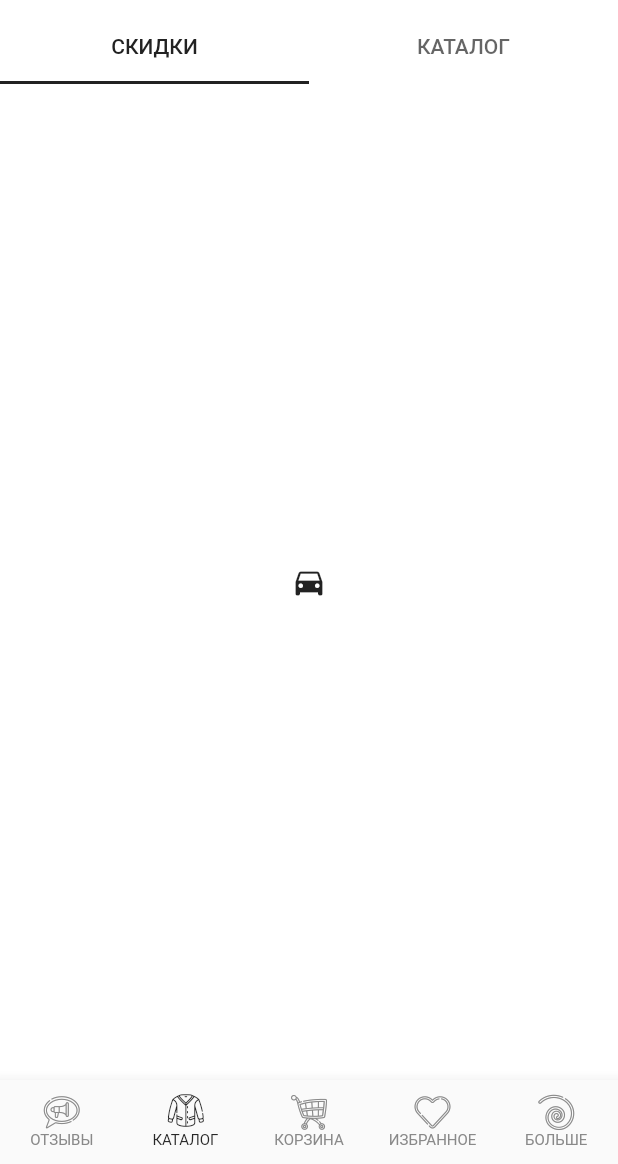
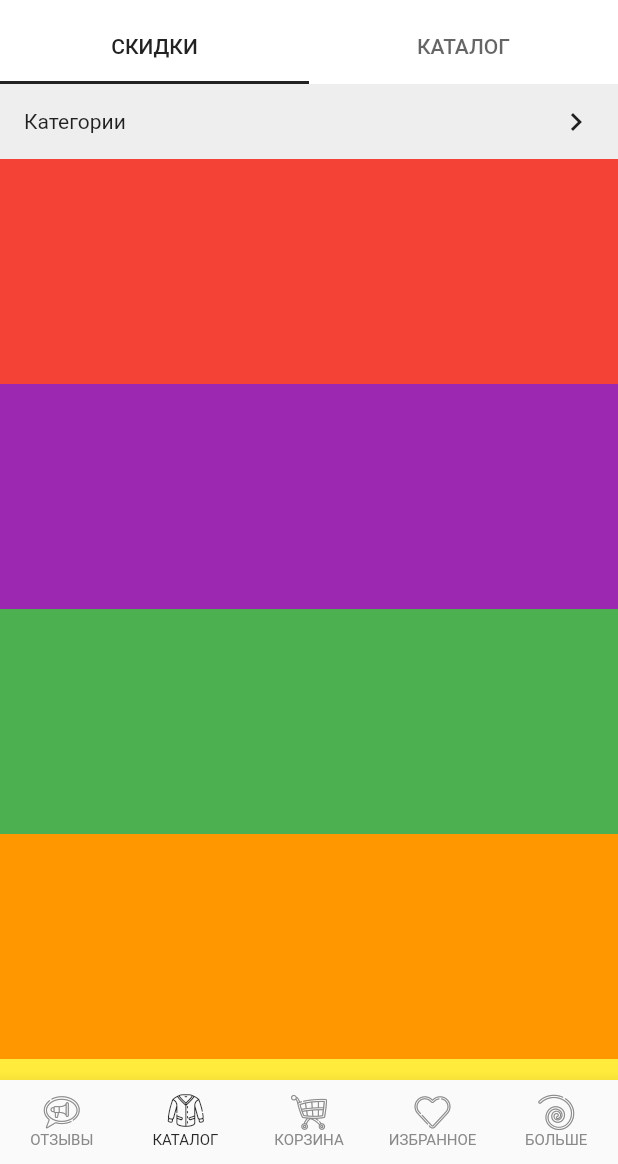
Before and after one commit to Noviko777/staff, a Flutter app: the screen it shows after launch, on a phone screen of 412 x 824 dp, the part 72-1236 px from its top. Run offline on Flutter 3.47's test engine with Material 2 defaults, Android fonts, the phone set to English and light mode, and no system bars; missing offline and left inert: loading_more_list, scroll_app_bar.

Commit message:
Update catalog_page.dart

```diff
--- a/lib/catalog_page.dart
+++ b/lib/catalog_page.dart
@@ -20,24 +20,93 @@ class _CatalogPageState extends State<CatalogPage>
     //  tabController = TabController(vsync: this, length: 2, initialIndex: 0);
   }
 
-  @override
+  // @override
+  // Widget build(BuildContext context) {
+  //   return DefaultTabController(
+  //     length: 2,
+  //     child: Scaffold(
+  //       backgroundColor: Colors.white,
+  //       body: NestedScrollView(
+  //         controller: controller,
+  //         headerSliverBuilder: (BuildContext context, bool innerBoxIsScrolled) {
+  //           return <Widget>[
+  //             new SliverAppBar(
+  //               backgroundColor: Colors.white,
+  //               centerTitle: true,
+  //               title: Image.asset('assets/images/logo.png',
+  //                   height: 40, fit: BoxFit.cover),
+  //               pinned: true,
+  //               floating: true,
+  //               forceElevated: innerBoxIsScrolled,
+  //               bottom: new TabBar(
+  //                 labelColor: Color(0xFF222222),
+  //                 indicatorColor: Color(0xFF222222),
+  //                 indicatorWeight: 2.0,
+  //                 tabs: <Tab>[
+  //                   new Tab(text: "СКИДКИ"),
+  //                   new Tab(text: "КАТАЛОГ"),
+  //                 ],
+  //               ),
+  //             )
+  //           ];
+  //         },
+  //         body: TabBarView(
+  //           children: [
+  //             Icon(Icons.directions_car),
+  //             Column(
+  //               mainAxisAlignment: MainAxisAlignment.start,
+  //               children: [
+  //                 Flexible(
+  //                   flex: 1,
+  //                   child: CategoryView()
+  //                 ),
+  //                 Flexible(flex: 13, child: CatalogView(controller)),
+  //               ],
+  //             ),
+  //           ],
+  //         ),
+  //       ),
+  //       bottomNavigationBar: BottomNavigationBar(
+  //         type: BottomNavigationBarType.fixed,
+  //         selectedItemColor: Color(0xFF272727),
+  //         unselectedItemColor: Color(0xFF898989),
+  //         selectedFontSize: 10.0,
+  //         unselectedFontSize: 10.0,
+  //         currentIndex: _bottomNavIndex,
+  //         onTap: (int index) {
+  //           setState(() {
+  //             _bottomNavIndex = index;
+  //           });
+  //         },
+  //         items: allDestinations.map((Destination destination) {
+  //           return BottomNavigationBarItem(
+  //               icon: Icon(destination.icon),
+  //               backgroundColor: Color(0xFFEEEEEE),
+  //               title: Padding(
+  //                 padding: const EdgeInsets.only(top: 8.0),
+  //                 child: Text(destination.title),
+  //               ));
+  //         }).toList(),
+  //       ),
+  //     ),
+  //   );
+  // }
+
+    @override
   Widget build(BuildContext context) {
     return DefaultTabController(
       length: 2,
       child: Scaffold(
         backgroundColor: Colors.white,
-        body: NestedScrollView(
-          controller: controller,
-          headerSliverBuilder: (BuildContext context, bool innerBoxIsScrolled) {
-            return <Widget>[
-              new SliverAppBar(
+        body: CustomScrollView(
+    slivers: <Widget>[
+       new SliverAppBar(
                 backgroundColor: Colors.white,
                 centerTitle: true,
                 title: Image.asset('assets/images/logo.png',
                     height: 40, fit: BoxFit.cover),
                 pinned: true,
                 floating: true,
-                forceElevated: innerBoxIsScrolled,
                 bottom: new TabBar(
                   labelColor: Color(0xFF222222),
                   indicatorColor: Color(0xFF222222),
@@ -47,16 +116,27 @@ class _CatalogPageState extends State<CatalogPage>
                     new Tab(text: "КАТАЛОГ"),
                   ],
                 ),
-              )
-            ];
-          },
-          body: TabBarView(
-            children: [
-              Icon(Icons.directions_car),
-              CatalogView(controller),
-            ],
+              ),
+              SliverPersistentHeader(
+            delegate: MyDynamicHeader(),
+            pinned: true,
           ),
+      SliverFixedExtentList(
+        itemExtent: 150.0,
+        delegate: SliverChildListDelegate(
+          [
+
+            Container(color: Colors.red),
+            Container(color: Colors.purple),
+            Container(color: Colors.green),
+            Container(color: Colors.orange),
+            Container(color: Colors.yellow),
+            Container(color: Colors.pink),
+          ],
         ),
+      ),
+    ],
+),
         bottomNavigationBar: BottomNavigationBar(
           type: BottomNavigationBarType.fixed,
           selectedItemColor: Color(0xFF272727),
@@ -83,82 +163,40 @@ class _CatalogPageState extends State<CatalogPage>
     );
   }
 
-  // @override
-  // Widget build(BuildContext context) {
-  //   return DefaultTabController(
-  //     length: 2,
-  //     child: Scaffold(
-  //       backgroundColor: Colors.white,
-  //       body: LoadingMoreCustomScrollView(slivers: [
-  //         new SliverAppBar(
-  //           pinned: true,
-  //           backgroundColor: Colors.white,
-  //           centerTitle: true,
-  //           title: Image.asset('assets/images/logo.png',
-  //               height: 40, fit: BoxFit.cover),
-  //           bottom: new TabBar(
-  //             labelColor: Color(0xFF222222),
-  //             indicatorColor: Color(0xFF222222),
-  //             indicatorWeight: 2.0,
-  //             tabs: <Tab>[
-  //               new Tab(text: "СКИДКИ"),
-  //               new Tab(text: "КАТАЛОГ"),
-  //             ],
-  //           ),
-  //         ),
-  //         SliverPersistentHeader(),
-  //         SliverToBoxAdapter(
-  //           child: Container(
-  //             alignment: Alignment.center,
-  //             child: TabBarView(
-  //               children: [
-  //                 Icon(Icons.directions_car),
-  //                 Icon(Icons.directions_car),
-  //               ],
-  //             ),
-  //             height: 300,
-  //           ),
-  //         ),
-  //         // SliverToBoxAdapter(
-  //         //   child: TabBarView(
-  //         //     children: [
-  //         //       Icon(Icons.directions_car),
-  //         //       Column(
-  //         //         mainAxisAlignment: MainAxisAlignment.start,
-  //         //         children: [
-  //         //           Flexible(flex: 1, child: CategoryView()),
-  //         //           Flexible(flex: 13, child: CatalogView(controller)),
-  //         //         ],
-  //         //       ),
-  //         //     ],
-  //         //   ),
-  //         // )
-  //       ]),
-  //       bottomNavigationBar: BottomNavigationBar(
-  //         type: BottomNavigationBarType.fixed,
-  //         selectedItemColor: Color(0xFF272727),
-  //         unselectedItemColor: Color(0xFF898989),
-  //         selectedFontSize: 10.0,
-  //         unselectedFontSize: 10.0,
-  //         currentIndex: _bottomNavIndex,
-  //         onTap: (int index) {
-  //           setState(() {
-  //             _bottomNavIndex = index;
-  //           });
-  //         },
-  //         items: allDestinations.map((Destination destination) {
-  //           return BottomNavigationBarItem(
-  //               icon: Icon(destination.icon),
-  //               backgroundColor: Color(0xFFEEEEEE),
-  //               title: Padding(
-  //                 padding: const EdgeInsets.only(top: 8.0),
-  //                 child: Text(destination.title),
-  //               ));
-  //         }).toList(),
-  //       ),
-  //     ),
-  //   );
-  // }
+}
+
+class MyDynamicHeader extends SliverPersistentHeaderDelegate {
+  int index = 0;
+
+  @override
+  Widget build(BuildContext context, double shrinkOffset, bool overlapsContent) {
+    return LayoutBuilder(
+        builder: (context, constraints) {
+          final Color color = Colors.primaries[index];
+          final double percentage = (constraints.maxHeight - minExtent)/(maxExtent - minExtent);
+
+          if (++index > Colors.primaries.length-1)
+            index = 0;
+
+          return Container(
+
+            height: constraints.maxHeight,
+            child:  CategoryView()
+
+
+          );
+        }
+    );
+  }
+
+  @override
+  bool shouldRebuild(SliverPersistentHeaderDelegate _) => true;
+
+  @override
+  double get maxExtent => 50.0;
+
+  @override
+  double get minExtent => 50.0;
 }
 
 class Destination {
@@ -190,27 +228,16 @@ class CatalogViewState extends State<CatalogView> {
 
   CatalogViewState(this.controller);
 
-  // @override
-  // Widget build(BuildContext context) {
-  //   return ListView.builder(
-  //       itemCount: 100,
-  //       itemBuilder: (context, index) {
-  //         return Container(
-  //           height: 50,
-  //           color: (index % 2 == 0) ? Colors.red : Colors.blue,
-  //         );
-  //       });
-  // }
-
   @override
   Widget build(BuildContext context) {
-    return SliverList(
-        delegate: SliverChildListDelegate([
-      Container(
-        height: 100,
-        color: Colors.green,
-      ),
-    ]));
+    return ListView.builder(
+        itemCount: 100,
+        itemBuilder: (context, index) {
+          return Container(
+            height: 50,
+            color: (index % 2 == 0) ? Colors.red : Colors.blue,
+          );
+        });
   }
 }
 
```
